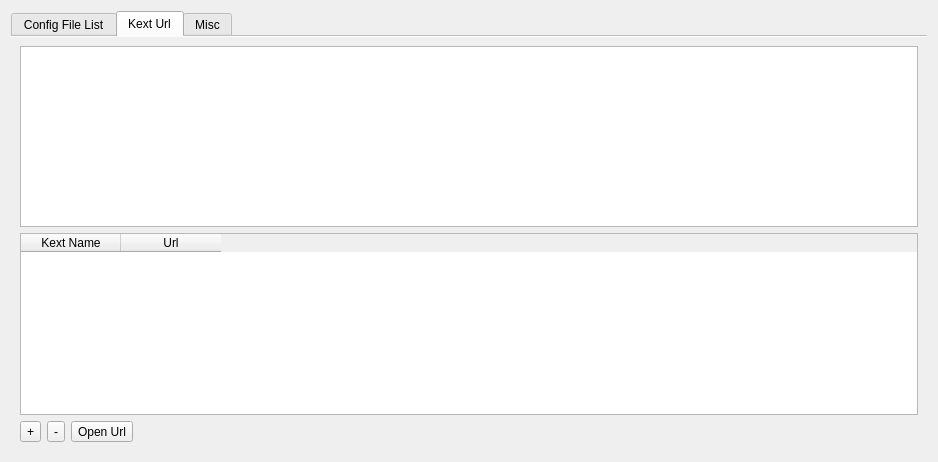
First picture: the form in dlgdatabase.ui, repository ic005k/OCAuxiliaryTools, before the edit.
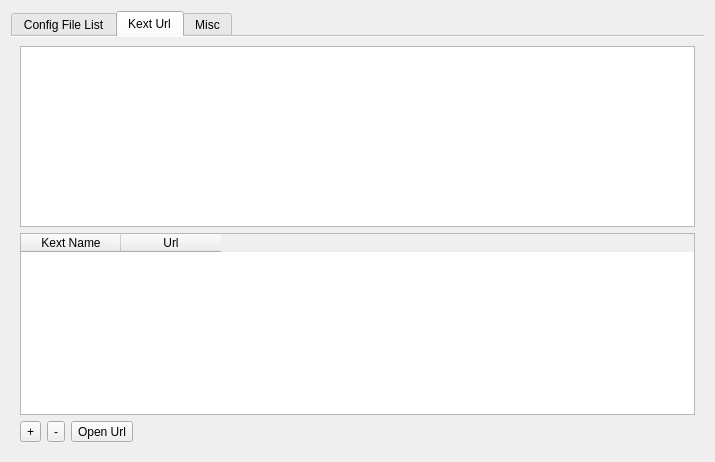
Second picture: the form after the edit. The open tabs and pages were chosen to show the change. Icons and pictures are not drawn.

Diff of the .ui file:
```diff
--- a/dlgdatabase.ui
+++ b/dlgdatabase.ui
@@ -6,7 +6,7 @@
    <rect>
     <x>0</x>
     <y>0</y>
-    <width>938</width>
+    <width>715</width>
     <height>462</height>
    </rect>
   </property>
@@ -132,8 +132,8 @@
           <string>&lt;!DOCTYPE HTML PUBLIC &quot;-//W3C//DTD HTML 4.0//EN&quot; &quot;http://www.w3.org/TR/REC-html40/strict.dtd&quot;&gt;
 &lt;html&gt;&lt;head&gt;&lt;meta name=&quot;qrichtext&quot; content=&quot;1&quot; /&gt;&lt;style type=&quot;text/css&quot;&gt;
 p, li { white-space: pre-wrap; }
-&lt;/style&gt;&lt;/head&gt;&lt;body style=&quot; font-family:'SimSun'; font-size:9pt; font-weight:400; font-style:normal;&quot;&gt;
-&lt;p style=&quot;-qt-paragraph-type:empty; margin-top:0px; margin-bottom:0px; margin-left:0px; margin-right:0px; -qt-block-indent:0; text-indent:0px;&quot;&gt;&lt;br /&gt;&lt;/p&gt;&lt;/body&gt;&lt;/html&gt;</string>
+&lt;/style&gt;&lt;/head&gt;&lt;body style=&quot; font-family:'.AppleSystemUIFont'; font-size:13pt; font-weight:400; font-style:normal;&quot;&gt;
+&lt;p style=&quot;-qt-paragraph-type:empty; margin-top:0px; margin-bottom:0px; margin-left:0px; margin-right:0px; -qt-block-indent:0; text-indent:0px; font-family:'SimSun'; font-size:9pt;&quot;&gt;&lt;br /&gt;&lt;/p&gt;&lt;/body&gt;&lt;/html&gt;</string>
          </property>
         </widget>
        </item>
```
